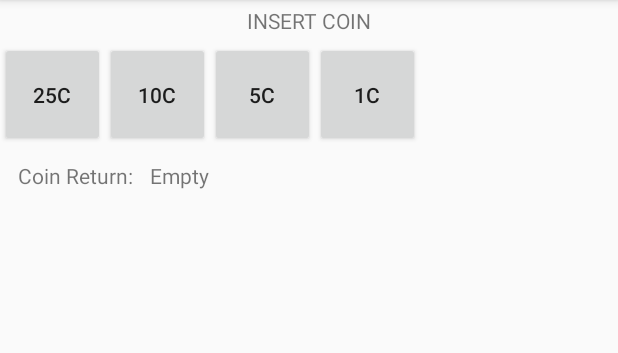
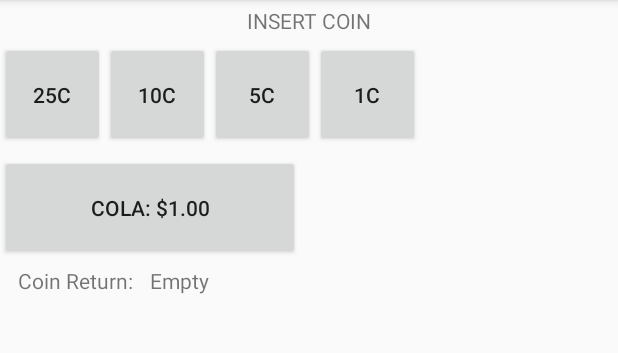
Before and after one commit to kyleengan/AndroidVendingMachine, an Android app: the screen it shows after launch (MainActivity), on a phone screen of 412 x 824 dp, the part 84-437 px from its top. Run offline under Robolectric (Android 15) with nearby library versions, the phone set to English and light mode, and no system bars.

Commit message:
START OF PHASE 2.  Added Cola Button UI element with associated test.

```diff
--- a/app/src/main/res/layout/activity_main.xml
+++ b/app/src/main/res/layout/activity_main.xml
@@ -46,6 +46,12 @@
 
     </LinearLayout>
 
+    <Button
+        android:id="@+id/colaButton"
+        android:layout_width="200dp"
+        android:layout_height="70dp"
+        android:text="@string/cola"/>
+
     <LinearLayout
         android:layout_width="match_parent"
         android:layout_height="30dp"
--- a/app/src/main/res/values/strings.xml
+++ b/app/src/main/res/values/strings.xml
@@ -7,4 +7,5 @@
     <string name="dime">10C</string>
     <string name="nickel">5C</string>
     <string name="penny">1C</string>
+    <string name="cola">COLA: $1.00</string>
 </resources>
```
Also changed, not shown: 1 other file.
